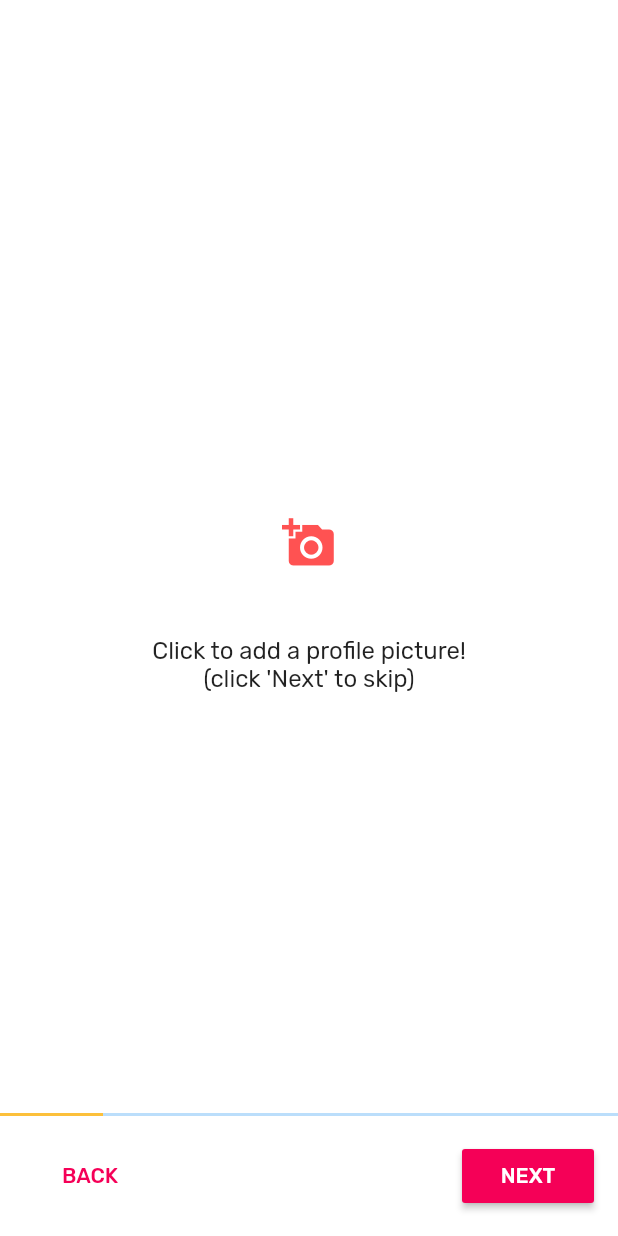
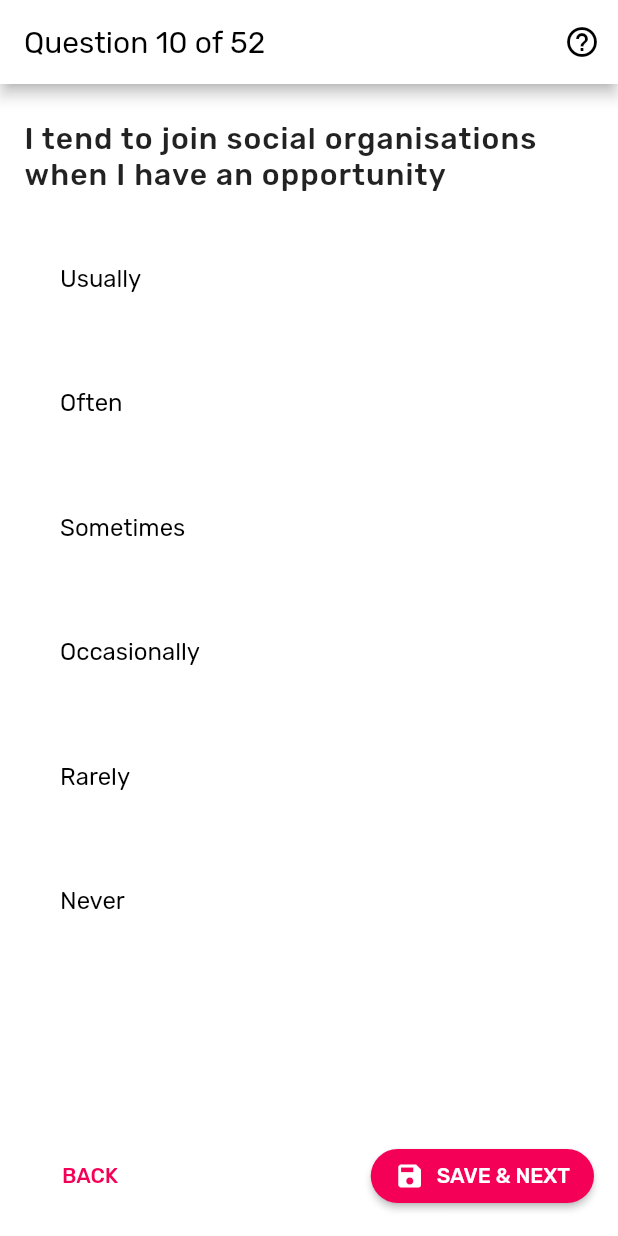
Before and after one commit to deepu513/greycells, a Flutter app: the screen it shows after launch, on a phone screen of 412 x 824 dp. Run offline on Flutter 3.47's test engine with Material 2 defaults, Android fonts, the phone set to English and light mode, and no system bars; our stand-ins replace bloc, equatable, file_picker, flutter_bloc, flutter_svg, shared_preferences; missing offline and left inert: filesize; generated files the repository leaves out were written again.

Commit message:
Added UI for question and option selection

```diff
--- a/lib/constants/strings.dart
+++ b/lib/constants/strings.dart
@@ -2,6 +2,7 @@
 class Strings {
   static const back = "back";
   static const next = "next";
+  static const saveAndNext = "Save & next";
   static const welcome = "Welcome to eSuperMalls";
   static const email = "Email";
   static const password = "Password";
--- a/lib/mental_health_app.dart
+++ b/lib/mental_health_app.dart
@@ -9,6 +9,7 @@ import 'package:mental_health/simple_bloc_delegate.dart';
 import 'package:mental_health/view/pages/home_page.dart';
 import 'package:mental_health/view/pages/login_page.dart';
 import 'package:mental_health/view/pages/patient_detail_input.dart';
+import 'package:mental_health/view/pages/question_option_page.dart';
 import 'package:mental_health/view/pages/register_page.dart';
 import 'package:mental_health/view/pages/welcome_page.dart';
 
@@ -64,7 +65,7 @@ class _MyApp extends StatelessWidget {
             }
 
             // TODO: Handle this/failure, show error or let user login again
-            return PatientDetailInput();
+            return QuestionOptionPage();
           },
         ),
       ),
--- /dev/null
+++ b/lib/view/pages/question_option_page.dart
@@ -0,0 +1,147 @@
+import 'package:flutter/material.dart';
+import 'package:mental_health/constants/strings.dart';
+
+class QuestionOptionPage extends StatelessWidget {
+  @override
+  Widget build(BuildContext context) {
+    return Scaffold(
+      appBar: AppBar(
+        elevation: 4.0,
+        brightness: Brightness.light,
+        title: Text(
+          "Question 10 of 52",
+          style: Theme.of(context)
+              .textTheme
+              .headline6
+              .copyWith(color: Colors.black, fontWeight: FontWeight.w400),
+        ),
+        actions: [
+          IconButton(
+            onPressed: () {},
+            icon: Icon(Icons.help_outline),
+          )
+        ],
+      ),
+      body: QuestionOptionPageContent(),
+    );
+  }
+}
+
+class QuestionOptionPageContent extends StatelessWidget {
+  @override
+  Widget build(BuildContext context) {
+    return Column(
+      crossAxisAlignment: CrossAxisAlignment.start,
+      children: [
+        Padding(
+          padding: const EdgeInsets.fromLTRB(16.0, 24.0, 16.0, 16.0),
+          child: QuestionSection(),
+        ),
+        Expanded(child: OptionSection()),
+        Padding(
+          padding: const EdgeInsets.all(16.0),
+          child: QuestionNavigator(),
+        )
+      ],
+    );
+  }
+}
+
+class QuestionSection extends StatelessWidget {
+  @override
+  Widget build(BuildContext context) {
+    return Text(
+      "I tend to join social organisations when I have an opportunity",
+      style: Theme.of(context).textTheme.headline6.copyWith(
+            height: 1.2,
+            letterSpacing: 0.7,
+          ),
+    );
+  }
+}
+
+class OptionSection extends StatefulWidget {
+  @override
+  _OptionSectionState createState() => _OptionSectionState();
+}
+
+class _OptionSectionState extends State<OptionSection> {
+  final List<String> options = [
+    "Usually",
+    "Often",
+    "Sometimes",
+    "Occasionally",
+    "Rarely",
+    "Never",
+  ];
+  int selectedIndex = -1;
+
+  @override
+  Widget build(BuildContext context) {
+    return ListView.builder(
+      itemBuilder: (context, index) {
+        return Padding(
+          padding: EdgeInsets.symmetric(vertical: 16.0, horizontal: 24.0),
+          child: GestureDetector(
+            onTap: () {
+              setState(() {
+                selectedIndex = index;
+              });
+            },
+            child: AnimatedContainer(
+              duration: Duration(milliseconds: 300),
+              padding: EdgeInsets.all(16.0),
+              decoration: BoxDecoration(
+                color: index == selectedIndex ? Colors.blueAccent.shade100 : Colors.white,
+                  border: Border.all(
+                      width: selectedIndex >= 0 ? 0.0 : 0.0,
+                      color: index == selectedIndex
+                          ? Colors.blueAccent.shade100
+                          : Colors.transparent),
+                  borderRadius: BorderRadius.circular(16.0)),
+              child: Text(
+                options[index],
+                style: Theme.of(context).textTheme.subtitle1.copyWith(
+                  color: index == selectedIndex? Colors.white : Colors.black
+                ),
+              ),
+            ),
+          ),
+        );
+      },
+      itemCount: 6,
+    );
+  }
+}
+
+class QuestionNavigator extends StatelessWidget {
+  @override
+  Widget build(BuildContext context) {
+    return Row(
+      mainAxisAlignment: MainAxisAlignment.spaceBetween,
+      children: <Widget>[
+        FlatButton(
+          onPressed: () {},
+          textColor: Theme.of(context).accentColor,
+          child: Text(Strings.back.toUpperCase()),
+        ),
+        RaisedButton.icon(
+          padding: EdgeInsets.symmetric(horizontal: 16.0, vertical: 8.0),
+          onPressed: () {},
+          color: Theme.of(context).accentColor,
+          textColor: Colors.white,
+          shape:
+              RoundedRectangleBorder(borderRadius: BorderRadius.circular(20.0)),
+          icon: Icon(
+            Icons.save,
+            color: Colors.white,
+            size: 20.0,
+          ),
+          label: Text(
+            Strings.saveAndNext.toUpperCase(),
+          ),
+        )
+      ],
+    );
+  }
+}
```
